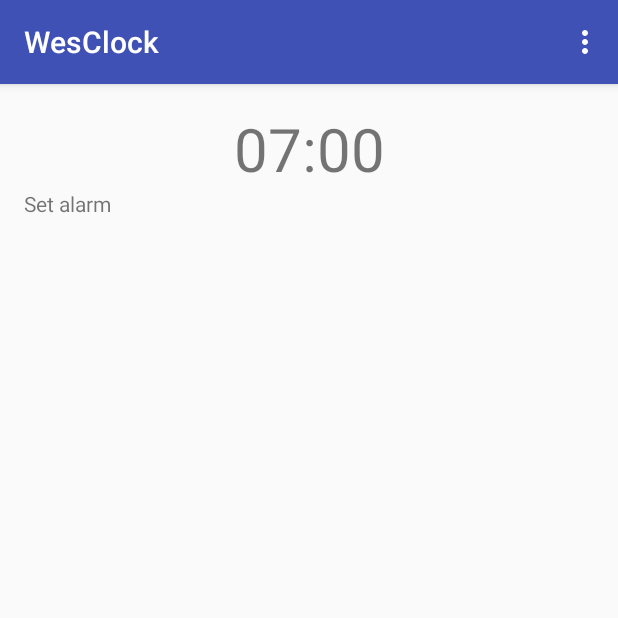
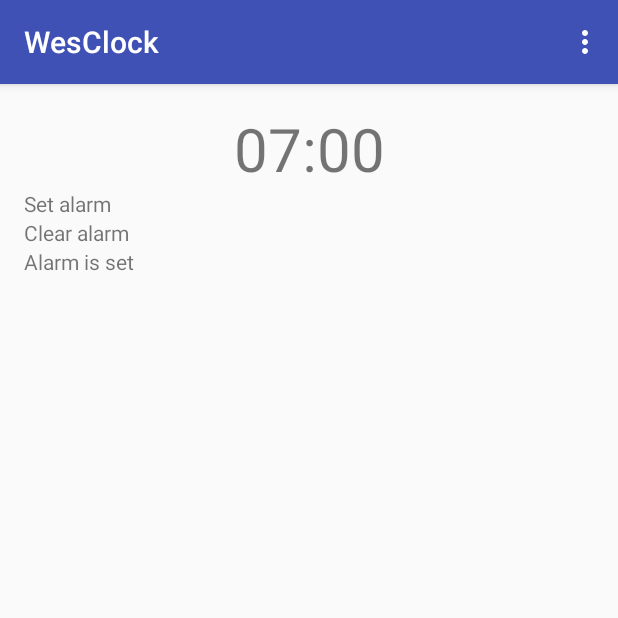
Before and after one commit to tahnok/ALRM, an Android app: the screen it shows after launch (SetAlarmActivity), after a tap on "Set alarm", on a phone screen of 412 x 824 dp, the top half of it. Run offline under Robolectric (Android 15) with nearby library versions, the phone set to English and light mode, and no system bars; our stand-ins replace ButterKnife.

Commit message:
alarm status and clear alarm (I think)

```diff
--- a/app/src/main/java/me/tahnok/wesclock/AlarmService.java
+++ b/app/src/main/java/me/tahnok/wesclock/AlarmService.java
@@ -91,6 +91,15 @@ public class AlarmService extends Service {
         return PendingIntent.getService(context, 0, intent, PendingIntent.FLAG_UPDATE_CURRENT);
     }
 
+    public static boolean isAlarmPending(Context context) {
+        Intent intent = new Intent(context, AlarmService.class);
+        return PendingIntent.getService(context, 0, intent, PendingIntent.FLAG_NO_CREATE) != null;
+    }
+
+    public static void clearPendingAlarm(Context context) {
+        getPendingIntent(context).cancel();
+    }
+
     public static void stopAlarm(Context context) {
         Intent intent = new Intent(context, AlarmService.class);
         intent.putExtra(EXTRA_COMMAND, STOP_ALARM);
--- a/app/src/main/java/me/tahnok/wesclock/SetAlarmActivity.java
+++ b/app/src/main/java/me/tahnok/wesclock/SetAlarmActivity.java
@@ -19,6 +19,7 @@ import butterknife.OnClick;
 public class SetAlarmActivity extends AppCompatActivity implements TimePickerDialog.OnTimeSetListener {
 
     @BindView(R.id.current_time) TextView currentTimeView;
+    @BindView(R.id.alarm_status) TextView alarmStatusView;
 
     @Override
     public boolean onCreateOptionsMenu(Menu menu) {
@@ -57,6 +58,11 @@ public class SetAlarmActivity extends AppCompatActivity implements TimePickerDia
 
     protected void render() {
         currentTimeView.setText(time.toString());
+        if (AlarmService.isAlarmPending(getApplicationContext())) {
+            alarmStatusView.setText("Alarm is set");
+        } else {
+            alarmStatusView.setText("Alarm is not set");
+        }
     }
 
     @OnClick(R.id.current_time)
@@ -67,6 +73,13 @@ public class SetAlarmActivity extends AppCompatActivity implements TimePickerDia
     @OnClick(R.id.set_alarm)
     protected void setAlarm() {
         AlarmService.scheduleAlarm(this, time);
+        render();
+    }
+
+    @OnClick(R.id.clear_alarm)
+    protected void clearAlarm() {
+        AlarmService.clearPendingAlarm(getApplicationContext());
+        render();
     }
 
     @Override
--- a/app/src/main/res/layout/content_set_alarm.xml
+++ b/app/src/main/res/layout/content_set_alarm.xml
@@ -29,4 +29,13 @@
         android:text="Set alarm"
         android:layout_width="match_parent"
         android:layout_height="wrap_content"/>
+    <TextView
+        android:id="@+id/clear_alarm"
+        android:text="Clear alarm"
+        android:layout_width="match_parent"
+        android:layout_height="wrap_content"/>
+    <TextView
+        android:id="@+id/alarm_status"
+        android:layout_width="wrap_content"
+        android:layout_height="wrap_content"/>
 </LinearLayout>
```
